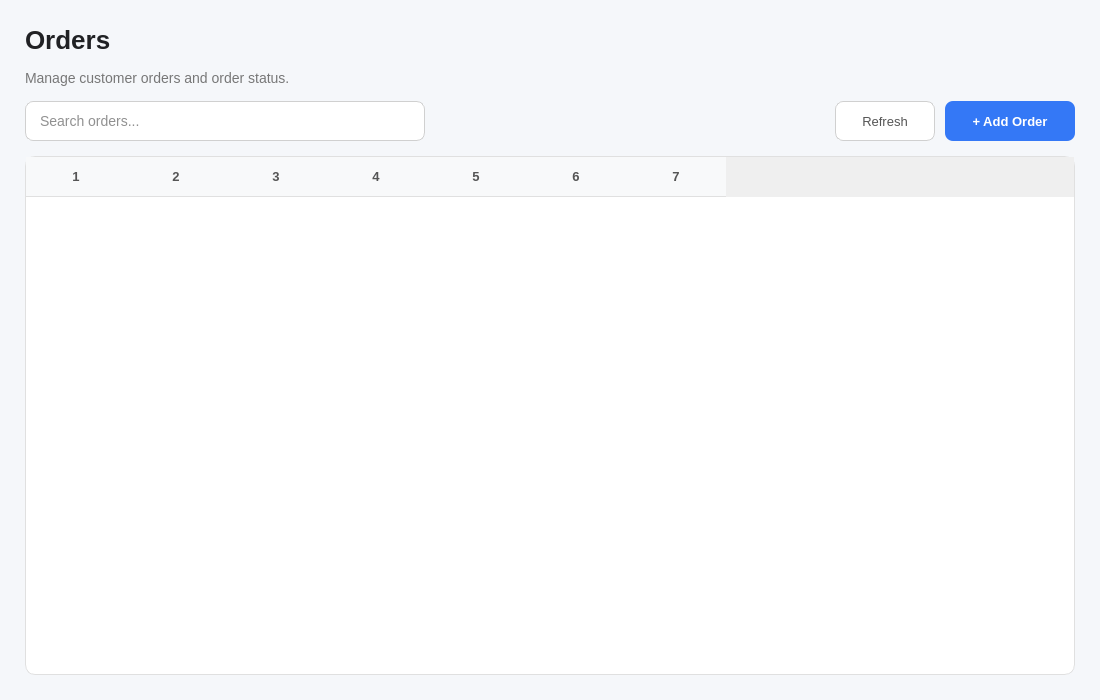
nuibof/PhoneStoreManagement, file gui/widgets/orderspage.ui: the form before one commit.
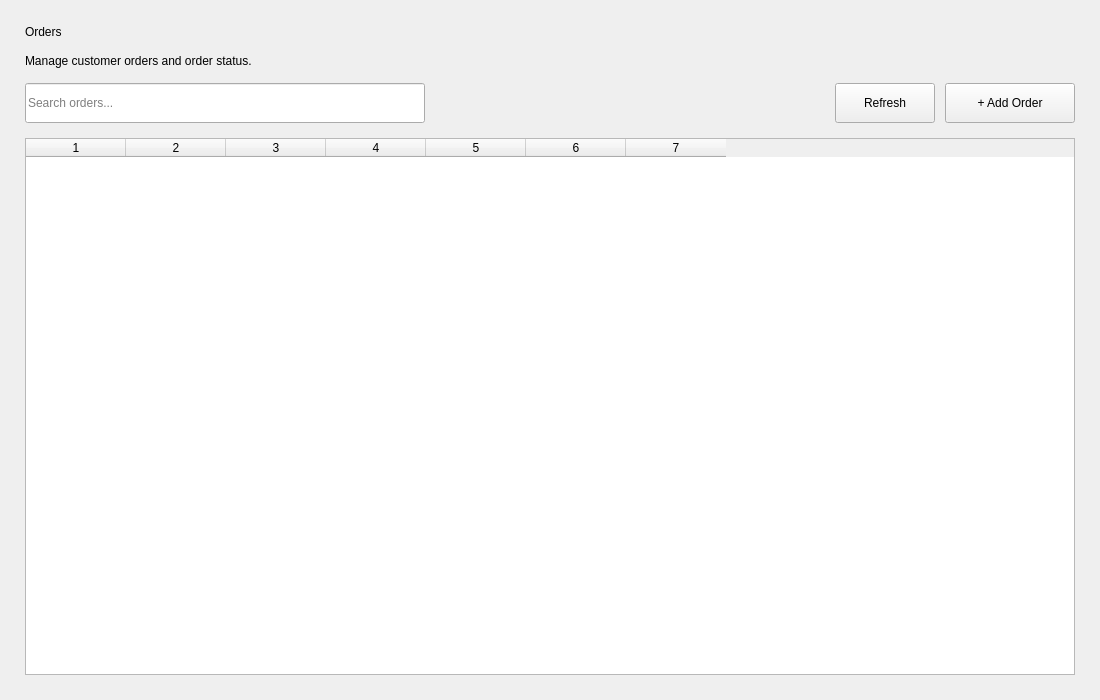
The form after the commit.

Patch:
```diff
--- a/gui/widgets/orderspage.ui
+++ b/gui/widgets/orderspage.ui
@@ -149,87 +149,6 @@
 
         </layout>
 
-        <property name="styleSheet">
-            <string notr="true">
-                QWidget#OrdersPage {
-                background-color: #F5F7FA;
-                }
-
-                QLabel#lblTitle {
-                color: #202124;
-                font-size: 26px;
-                font-weight: bold;
-                }
-
-                QLabel#lblSubtitle {
-                color: #777777;
-                font-size: 14px;
-                }
-
-                QLineEdit {
-                background-color: #FFFFFF;
-                color: #222222;
-                border: 1px solid #D0D0D0;
-                border-radius: 8px;
-                padding: 8px 12px;
-                font-size: 14px;
-                }
-
-                QLineEdit:focus {
-                border: 1px solid #3478F6;
-                }
-
-                QPushButton#btnRefresh {
-                background-color: #FFFFFF;
-                color: #555555;
-                border: 1px solid #D0D0D0;
-                border-radius: 8px;
-                padding: 8px 15px;
-                font-size: 13px;
-                }
-
-                QPushButton#btnRefresh:hover {
-                background-color: #F2F2F2;
-                color: #222222;
-                }
-
-                QPushButton#btnAdd {
-                background-color: #3478F6;
-                color: #FFFFFF;
-                border: none;
-                border-radius: 8px;
-                padding: 8px 15px;
-                font-size: 13px;
-                font-weight: bold;
-                }
-
-                QPushButton#btnAdd:hover {
-                background-color: #4A8CFF;
-                }
-
-                QTableWidget {
-                background-color: #FFFFFF;
-                color: #222222;
-                border: 1px solid #E0E0E0;
-                border-radius: 10px;
-                font-size: 13px;
-                selection-background-color: #EAF1FF;
-                selection-color: #222222;
-                gridline-color: transparent;
-                }
-
-                QHeaderView::section {
-                background-color: #F8F9FA;
-                color: #555555;
-                border: none;
-                border-bottom: 1px solid #E0E0E0;
-                padding: 10px;
-                font-size: 13px;
-                font-weight: bold;
-                }
-            </string>
-        </property>
-
     </widget>
     <resources/>
     <connections/>
```
